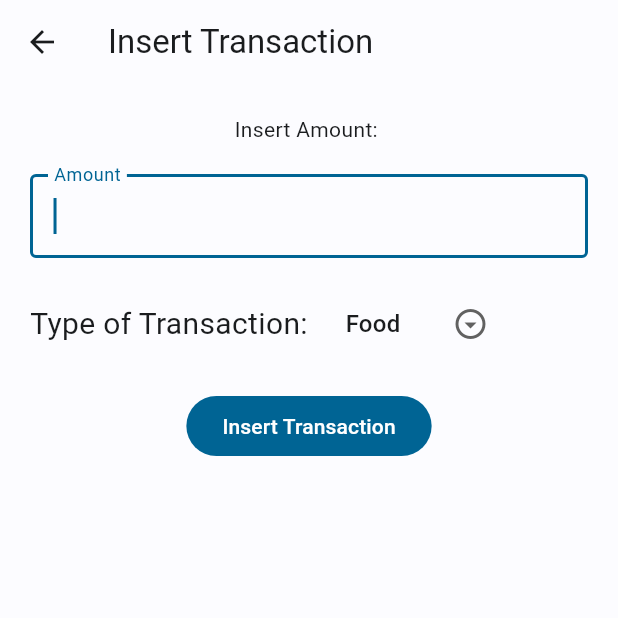
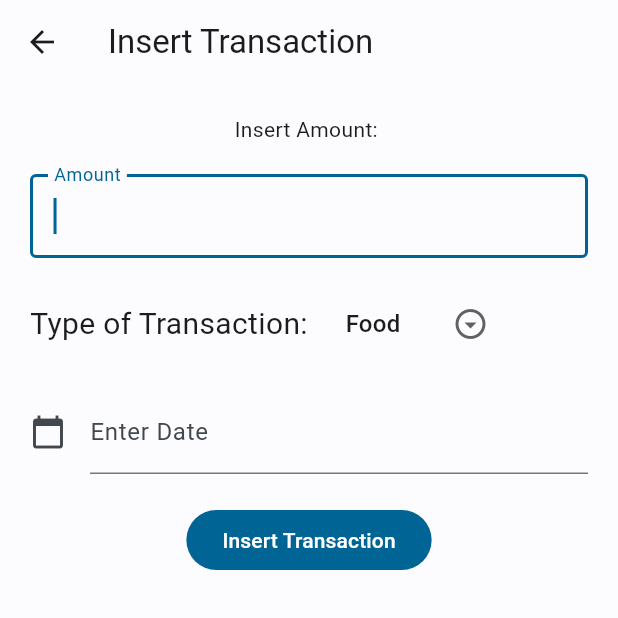
Before and after one commit to Sproc01/my_finance, a Flutter app: the screen it shows after launch, after a tap on the "add" icon, on a phone screen of 412 x 824 dp, the top half of it. Run offline on Flutter 3.47's test engine with Material 3 defaults, Android fonts, the phone set to English and light mode, and no system bars; our stand-ins replace shared_preferences, syncfusion_flutter_charts.

Commit message:
datepicker added, colors for amount, encode e decode correct

```diff
--- a/lib/main.dart
+++ b/lib/main.dart
@@ -1,14 +1,24 @@
+import 'package:my_finance/src/Transaction.dart';
 import 'package:my_finance/src/Wallet.dart';
 import 'package:flutter/material.dart';
 import 'package:provider/provider.dart';
+import 'package:shared_preferences/shared_preferences.dart';
 import 'screens/homePage.dart';
 import 'screens/insertPage.dart';
 import 'color_schemes.g.dart';
 
 void main() async {
+    WidgetsFlutterBinding.ensureInitialized();
+    SharedPreferences prefs = await SharedPreferences.getInstance();
+    //Return String
+    String? stringValue = prefs.getString('wallet');
+    List<Transaction> t=[];
+    if (stringValue != null) {
+      t = Transaction.decode(stringValue);
+    }
     runApp(
       ChangeNotifierProvider(
-        create: (context) => Wallet(),
+        create: (context) => Wallet.fromTransactions(t),
         child: MaterialApp(
           theme: ThemeData(useMaterial3: true, colorScheme: lightColorScheme),
           darkTheme: ThemeData(useMaterial3: true, colorScheme: darkColorScheme),
--- a/lib/screens/homePage.dart
+++ b/lib/screens/homePage.dart
@@ -59,7 +59,15 @@ class homePage extends StatelessWidget {
                   const Text('Amount available: ', style: TextStyle(fontSize: 20)),
                   const SizedBox(width: 40),
                   Consumer<Wallet>(
-                    builder: (context, wallet, child)=>Text(wallet.balance.toString(), style: const TextStyle(fontSize: 20)),
+                    builder: (context, wallet, child)
+                    {
+                      if (wallet.balance < 0) {
+                        return Text(wallet.balance.toString(), style: const TextStyle(fontSize: 20, color: Colors.red));
+                      }
+                      else {
+                        return Text(wallet.balance.toString(), style: const TextStyle(fontSize: 20, color: Colors.green));
+                      }
+                    },
                   ),
                 ],
               ),
@@ -72,7 +80,7 @@ class homePage extends StatelessWidget {
                 itemBuilder: (context, index) {
                   return ListTile(
                     title: Text(wallet.transactions[index].amount.toString()),
-                    subtitle: Text("${wallet.transactions[index].date} ${wallet.transactions[index].type.toString().split('.').last}"),
+                    subtitle: Text("${wallet.transactions[index].date.year}-${wallet.transactions[index].date.month}-${wallet.transactions[index].date.day}, ${wallet.transactions[index].type.toString().split('.').last}"),
                     trailing: IconButton(
                       icon: const Icon(Icons.delete, color: Colors.red,),
                       onPressed: () {
--- a/lib/screens/insertPage.dart
+++ b/lib/screens/insertPage.dart
@@ -11,6 +11,7 @@ class insertOutPage extends StatelessWidget {
   super(key: key);
   static const routename = 'Insert Transaction';
   final myController = TextEditingController();
+  final dateController = TextEditingController();
 
   @override
   Widget build(BuildContext context) {
@@ -55,6 +56,28 @@ class insertOutPage extends StatelessWidget {
               ],
             ),
             const SizedBox(height: 20),
+            TextField(
+              controller: dateController, //editing controller of this TextField
+              decoration: const InputDecoration(
+                icon: Icon(Icons.calendar_today), //icon of text field
+                labelText: "Enter Date" //label text of field
+              ),
+              readOnly: true,  // when true user cannot edit text
+              onTap: () async {
+                DateTime? pickedDate = await showDatePicker(
+                    context: context,
+                      initialDate: DateTime.now(), //get today's date
+                    firstDate:DateTime(2000), //DateTime.now() - not to allow to choose before today.
+                    lastDate: DateTime(2101)
+                );
+                if(pickedDate != null){
+                    String formattedDate = "${pickedDate.year}-${pickedDate.month.toString().padLeft(2,'0')}-${pickedDate.day.toString().padLeft(2, '0')}";
+                    //below line adds the date to the controller
+                    dateController.text = formattedDate;
+                }
+              },
+            ),
+            const SizedBox(height: 20),
             FilledButton(
               onPressed:(){
                 if (myController.text.isEmpty) {
@@ -67,11 +90,10 @@ class insertOutPage extends StatelessWidget {
                 }
                 Transaction t;
                 if (listGlobal[dropdownValue].toString().split('.').last == "Income") {
-                  t = Transaction(double.parse(myController.text), DateTime.now(), listGlobal[dropdownValue]);
+                  t = Transaction(double.parse(myController.text), DateTime.parse(dateController.text), listGlobal[dropdownValue]);
                 }
-                else
-                {
-                  t = Transaction(-double.parse(myController.text), DateTime.now(), listGlobal[dropdownValue]);
+                else{
+                  t = Transaction(-double.parse(myController.text), DateTime.parse(dateController.text), listGlobal[dropdownValue]);
                 }
                 Navigator.pop(context, Transaction.toMap(t));
               },
--- a/lib/src/Transaction.dart
+++ b/lib/src/Transaction.dart
@@ -23,27 +23,35 @@ class Transaction
     return Transaction.withId(
       jsonData['id'],
       jsonData['amount'],
-      jsonData['date'],
-      jsonData['type'],
+      DateTime.parse(jsonData['date']),
+      TypeTransaction.values.firstWhere((e) => e.toString() == jsonData['type']),
     );
   }
 
   static Map<String, dynamic> toMap(Transaction t) => {
     'id': t.id,
     'amount': t.amount,
-    'date': t.date,
-    'type': t.type,
+    'date': t.date.toIso8601String(),
+    'type': t.type.toString(),
   };
 
-  static String encode(List<Transaction> t) => json.encode(
-    t
-      .map<Map<String, dynamic>>((el) => Transaction.toMap(el))
-      .toList(),
-  );
+  static String encode(List<Transaction> t)
+  {
+    List<Map<String, dynamic>> list = [];
+    for (var i = 0; i < t.length; i++) {
+      list.add(Transaction.toMap(t[i]));
+    }
+    return json.encode(list);
+  }
 
-  static List<Transaction> decode(String t) =>
-    (json.decode(t) as List<dynamic>)
-        .map<Transaction>((item) => Transaction.fromJson(item))
-        .toList();
+  static List<Transaction> decode(String t)
+  {
+    List<Transaction> transactions = [];
+    List<dynamic> list = json.decode(t);
+    for (var i = 0; i < list.length; i++) {
+      transactions.add(Transaction.fromJson(list[i]));
+    }
+    return transactions;
+  }
 
 }
```
Also changed, not shown: lib/src/Wallet.dart (+11 -8 lines), 1 other file.
